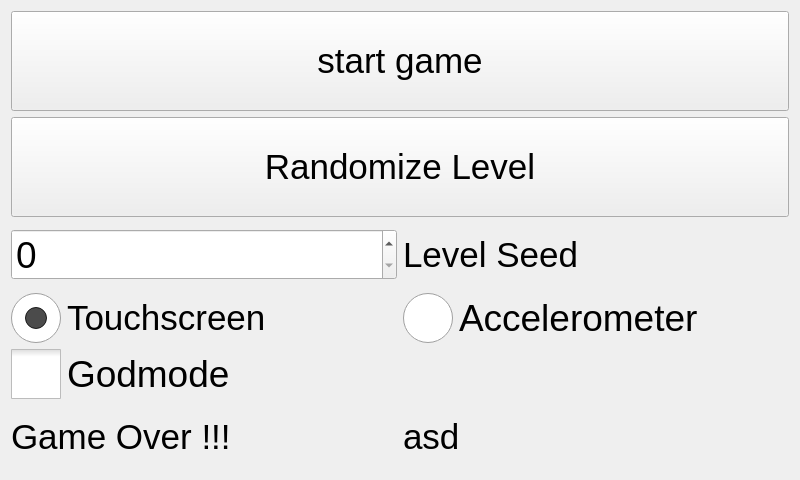
Before: the Qt Designer form bogui-0.2/src/mainwindow.ui in paksu/maemo, drawn with Qt 5.
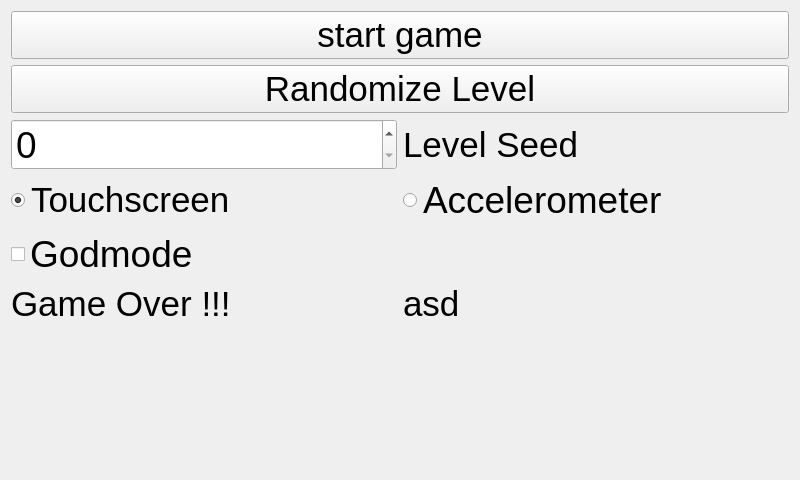
After: the same form once the commit is applied. Custom widgets are drawn as their Qt base class.

```diff
--- a/bogui-0.2/src/mainwindow.ui
+++ b/bogui-0.2/src/mainwindow.ui
@@ -32,6 +32,12 @@
       <height>480</height>
      </rect>
     </property>
+    <property name="sizePolicy">
+     <sizepolicy hsizetype="Preferred" vsizetype="Maximum">
+      <horstretch>0</horstretch>
+      <verstretch>0</verstretch>
+     </sizepolicy>
+    </property>
     <property name="lineWidth">
      <number>0</number>
     </property>
@@ -42,11 +48,11 @@
         <property name="enabled">
          <bool>true</bool>
         </property>
-        <property name="minimumSize">
-         <size>
-          <width>0</width>
-          <height>100</height>
-         </size>
+        <property name="sizePolicy">
+         <sizepolicy hsizetype="Minimum" vsizetype="Preferred">
+          <horstretch>0</horstretch>
+          <verstretch>0</verstretch>
+         </sizepolicy>
         </property>
         <property name="font">
          <font>
@@ -66,11 +72,11 @@
       </item>
       <item>
        <widget class="QPushButton" name="randomizeButton">
-        <property name="minimumSize">
-         <size>
-          <width>600</width>
-          <height>100</height>
-         </size>
+        <property name="sizePolicy">
+         <sizepolicy hsizetype="Minimum" vsizetype="Preferred">
+          <horstretch>0</horstretch>
+          <verstretch>0</verstretch>
+         </sizepolicy>
         </property>
         <property name="font">
          <font>
@@ -117,11 +123,7 @@
            </font>
           </property>
           <property name="styleSheet">
-           <string notr="true">QRadioButton::indicator {
-	width: 50px;
-	height: 50px;
-}
-</string>
+           <string notr="true"/>
           </property>
           <property name="text">
            <string>Touchscreen</string>
@@ -139,11 +141,7 @@
            </font>
           </property>
           <property name="styleSheet">
-           <string notr="true">QRadioButton::indicator {
-	width: 50px;
-	height: 50px;
-}
-</string>
+           <string notr="true"/>
           </property>
           <property name="text">
            <string>Accelerometer</string>
@@ -171,13 +169,6 @@
           <pointsize>28</pointsize>
          </font>
         </property>
-        <property name="styleSheet">
-         <string notr="true">QCheckBox::indicator {
-	width: 50px;
-	height: 50px;
-}
-</string>
-        </property>
         <property name="text">
          <string>Godmode</string>
         </property>
@@ -226,6 +217,19 @@
         </item>
        </layout>
       </item>
+      <item>
+       <spacer name="verticalSpacer">
+        <property name="orientation">
+         <enum>Qt::Vertical</enum>
+        </property>
+        <property name="sizeHint" stdset="0">
+         <size>
+          <width>20</width>
+          <height>40</height>
+         </size>
+        </property>
+       </spacer>
+      </item>
      </layout>
     </widget>
     <widget class="GameView" name="gameView">
```
Left out of the diff: 5 changed lines with no effect on the pictures.
